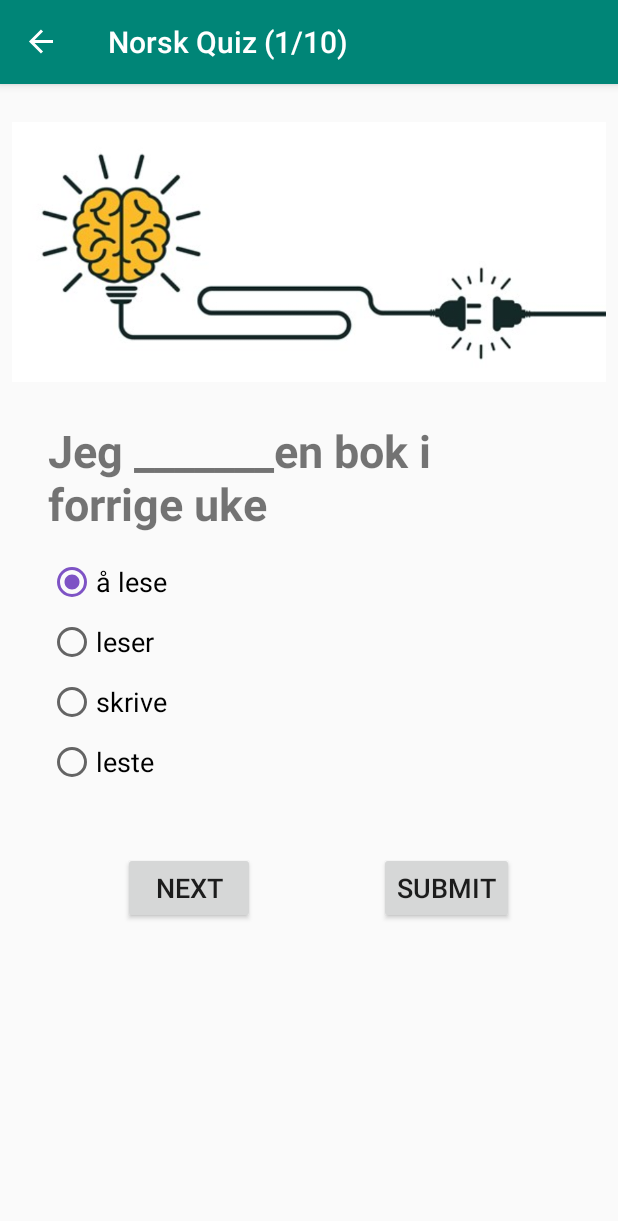
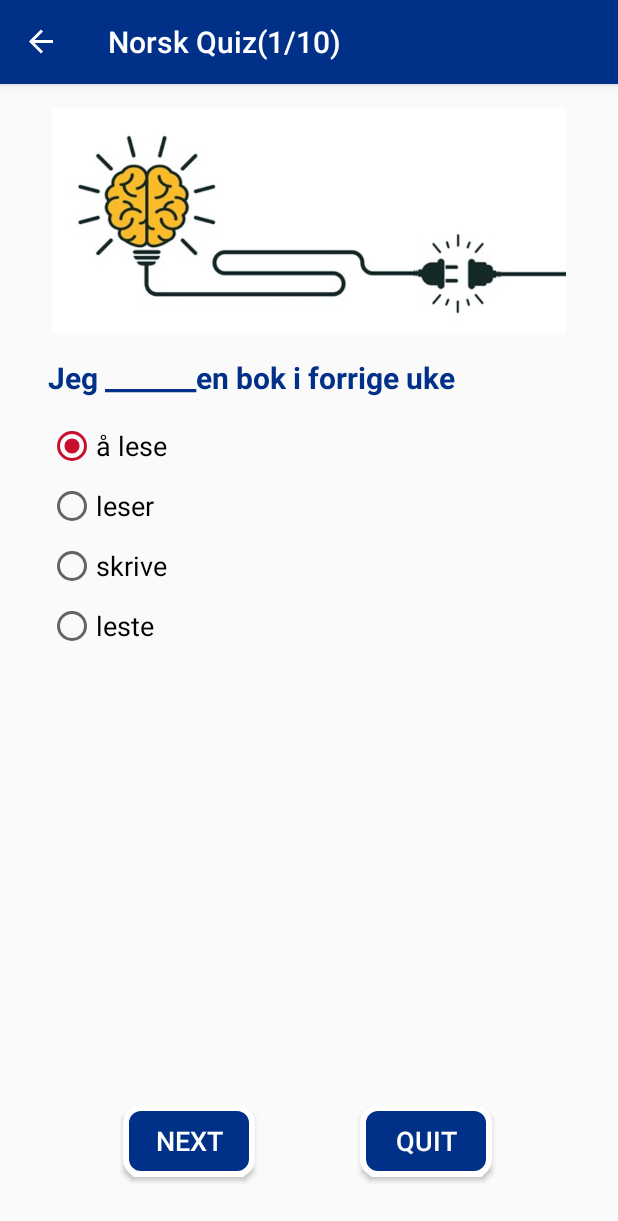
Before and after one commit to NagamaniSN/NorskQuiz, an Android app: the QuizFragment screen opened through its navigation route, on a phone screen of 412 x 824 dp. Shown: the top 1221 px of the screen. Run offline under Robolectric (Android 15) with nearby library versions, the phone set to English and light mode, and no system bars; our stand-ins replace data binding, navigation-ui.

Commit message:
fixing layout issues

```diff
--- a/app/src/main/java/com/nagamani/norskquiz/ui/QuizFragment.kt
+++ b/app/src/main/java/com/nagamani/norskquiz/ui/QuizFragment.kt
@@ -1,22 +1,21 @@
 package com.nagamani.norskquiz.ui
 
 import android.os.Bundle
-import android.util.Log
-import androidx.fragment.app.Fragment
 import android.view.LayoutInflater
 import android.view.View
 import android.view.ViewGroup
 import androidx.appcompat.app.AppCompatActivity
+import androidx.core.os.bundleOf
 import androidx.databinding.DataBindingUtil
+import androidx.fragment.app.Fragment
 import androidx.navigation.findNavController
 import com.nagamani.norskquiz.R
 import com.nagamani.norskquiz.databinding.FragmentQuizBinding
-import kotlinx.android.synthetic.main.fragment_quiz.*
-import java.io.File
 
 //Fragment to display questions
 class QuizFragment : Fragment() {
     private var questions = mutableListOf<Question>()
+
 
     data class Question(
         val text: String,
@@ -28,14 +27,15 @@ class QuizFragment : Fragment() {
 
         context?.assets?.open("questions.txt")?.bufferedReader()?.forEachLine {
             var line = it.split(".,")
-            questions.add(Question(text = line[0],answers = line[1].split(",")))
+            questions.add(Question(text = line[0], answers = line[1].split(",")))
         }
     }
 
     lateinit var currentQuestion: Question
     lateinit var answers: MutableList<String>
     private var questionIndex = 0
-    private val numQuestions by lazy { Math.min((questions.size + 1) / 2, 3) }
+    private var correctAnswered = 0
+    private val numQuestions by lazy { Math.min((questions.size + 1) / 8, 10) }
 
 
     override fun onCreate(savedInstanceState: Bundle?) {
@@ -43,10 +43,14 @@ class QuizFragment : Fragment() {
 
     }
 
-    override fun onCreateView( inflater: LayoutInflater, container: ViewGroup?,
-        savedInstanceState: Bundle? ): View? {
+    override fun onCreateView(
+        inflater: LayoutInflater, container: ViewGroup?,
+        savedInstanceState: Bundle?
+    ): View? {
         val binding = DataBindingUtil.inflate<FragmentQuizBinding>(
-            inflater, R.layout.fragment_quiz, container, false)
+            inflater, R.layout.fragment_quiz, container, false
+        )
+
         randomizeQuestions()
 
         // Bind this fragment class to the layout
@@ -65,26 +69,41 @@ class QuizFragment : Fragment() {
                     R.id.thirdAnswerRadioButton -> answerIndex = 2
                     R.id.fourthAnswerRadioButton -> answerIndex = 3
                 }
+
                 // The first answer in the original question is always the correct one, so if our
                 // answer matches, we have the correct answer.
                 if (answers[answerIndex] == currentQuestion.answers[0]) {
-                    questionIndex++
+                    correctAnswered++
+                }
                 // Advance to the next question
                 if (questionIndex < questions.size) {
                     currentQuestion = questions[questionIndex]
                     setQuestion()
                     binding.invalidateAll()
-                    } else {
+                } else if (correctAnswered > 0.7 * questions.size) {
                     // Won scenario
-                        view.findNavController().navigate(R.id.action_quizFragment_to_quizWonFragment)
+                    view.findNavController()
+                        .navigate(R.id.action_quizFragment_to_quizWonFragment, getBundle())
+
+                } else view.findNavController()
+                    .navigate(R.id.action_quizFragment_to_quizOverFragment, getBundle())
             }
-                } else {
-                    // Lost scenario
-                    view.findNavController().navigate(R.id.action_quizFragment_to_quizOverFragment)
+
         }
-            }
+
+        binding.submitButton.setOnClickListener @Suppress("UNUSED_ANONYMOUS_PARAMETER")
+        { view: View ->
+            view.findNavController()
+                .navigate(R.id.action_quizFragment_to_quizOverFragment, getBundle())
         }
         return binding.root
+    }
+
+    fun getBundle(): Bundle {
+        return bundleOf(
+            "questionsCount" to questions.size,
+            "correctlyAnsweredCount" to correctAnswered
+        )
     }
 
     private fun randomizeQuestions() {
@@ -97,10 +116,11 @@ class QuizFragment : Fragment() {
 
     //randomize the answers
     private fun setQuestion() {
-        questionRadioGroup?.clearCheck()
         currentQuestion = questions[questionIndex]
+        questionIndex++
         answers = currentQuestion.answers.toMutableList()
         answers.shuffle()
-        (activity as AppCompatActivity).supportActionBar?.title = getString(R.string.question_title, questionIndex + 1, questions.size)
+        (activity as AppCompatActivity).supportActionBar?.title =
+            getString(R.string.question_title).plus(getString(R.string.title_number, questionIndex, questions.size))
     }
 }
--- a/app/src/main/java/com/nagamani/norskquiz/ui/WelcomeFragment.kt
+++ b/app/src/main/java/com/nagamani/norskquiz/ui/WelcomeFragment.kt
@@ -1,11 +1,11 @@
 package com.nagamani.norskquiz.ui
 
 import android.os.Bundle
-import androidx.fragment.app.Fragment
 import android.view.LayoutInflater
 import android.view.View
 import android.view.ViewGroup
 import androidx.databinding.DataBindingUtil
+import androidx.fragment.app.Fragment
 import androidx.navigation.findNavController
 import com.nagamani.norskquiz.R
 import com.nagamani.norskquiz.databinding.FragmentWelcomeBinding
--- /dev/null
+++ b/app/src/main/res/drawable/round_button.xml
@@ -0,0 +1,14 @@
+<?xml version="1.0" encoding="utf-8"?>
+<selector xmlns:android="http://schemas.android.com/apk/res/android">
+    <item>
+        <shape xmlns:android="http://schemas.android.com/apk/res/android"
+            android:shape="rectangle">
+
+            <solid android:color="@color/flag_blue" />
+
+            <corners android:radius="@dimen/btn_corner_radius" />
+
+            <stroke android:width="4dp" android:color="@android:color/white" />
+        </shape>
+    </item>
+</selector>
--- a/app/src/main/res/layout/fragment_quiz.xml
+++ b/app/src/main/res/layout/fragment_quiz.xml
@@ -3,7 +3,7 @@
 <layout xmlns:android="http://schemas.android.com/apk/res/android"
     xmlns:app="http://schemas.android.com/apk/res-auto"
     xmlns:tools="http://schemas.android.com/tools"
-    tools:context="com.example.norskidag.navigation.InGame">
+    tools:context="com.nagamani.norskquiz.ui.InGame">
 
     <data>
 
@@ -17,38 +17,16 @@
         android:layout_height="match_parent"
         android:fillViewport="true">
 
+        <LinearLayout
+            android:layout_width="match_parent"
+            android:layout_height="wrap_content"
+            android:orientation="vertical">
+
             <androidx.constraintlayout.widget.ConstraintLayout
                 android:id="@+id/frameLayout"
                 android:layout_width="match_parent"
-            android:layout_height="wrap_content">
-
-            <Button
-                android:id="@+id/nextButton"
-                android:layout_width="wrap_content"
-                android:layout_height="wrap_content"
-                android:layout_marginStart="@dimen/question_horizontal_margin"
-                android:layout_marginTop="44dp"
-                android:layout_marginEnd="@dimen/question_horizontal_margin"
-                android:text="@string/next_button"
-                android:textSize="@dimen/button_text_size"
-                app:layout_constraintEnd_toEndOf="parent"
-                app:layout_constraintHorizontal_bias="0.193"
-                app:layout_constraintStart_toStartOf="parent"
-                app:layout_constraintTop_toBottomOf="@+id/questionRadioGroup" />
-
-            <Button
-                android:id="@+id/submitButton"
-                android:layout_width="wrap_content"
-                android:layout_height="wrap_content"
-                android:layout_marginStart="@dimen/question_horizontal_margin"
-                android:layout_marginTop="44dp"
-                android:layout_marginEnd="@dimen/question_horizontal_margin"
-                android:text="@string/submit_button"
-                android:textSize="@dimen/button_text_size"
-                app:layout_constraintEnd_toEndOf="parent"
-                app:layout_constraintHorizontal_bias="0.579"
-                app:layout_constraintStart_toEndOf="@+id/nextButton"
-                app:layout_constraintTop_toBottomOf="@+id/questionRadioGroup" />
+                android:layout_height="match_parent"
+                android:layout_weight="0.7">
 
                 <ImageView
                     android:id="@+id/questionImage"
@@ -76,13 +54,14 @@
                     android:layout_marginBottom="@dimen/vertical_margin"
                     android:fontFamily="sans-serif"
                     android:text="@{quiz.currentQuestion.text}"
-                android:textSize="@dimen/question_text_size"
+                    android:textColor="@color/flag_blue"
+                    android:textSize="20sp"
                     android:textStyle="bold"
                     android:typeface="normal"
                     app:layout_constraintEnd_toEndOf="parent"
                     app:layout_constraintStart_toStartOf="parent"
                     app:layout_constraintTop_toBottomOf="@+id/questionImage"
-                tools:text="What color is the Android mascot?" />
+                    tools:text="Han _______ år gammel." />
 
                 <RadioGroup
                     android:id="@+id/questionRadioGroup"
@@ -105,7 +84,7 @@
                         android:checked="true"
                         android:text="@{quiz.answers[0]}"
                         android:textSize="@dimen/answer_text_size"
-                    tools:text="Blue" />
+                        tools:text="hadde" />
 
                     <RadioButton
                         android:id="@+id/secondAnswerRadioButton"
@@ -114,7 +93,7 @@
                         android:layout_marginBottom="@dimen/question_vertical_margin"
                         android:text="@{quiz.answers[1]}"
                         android:textSize="@dimen/answer_text_size"
-                    tools:text="Green" />
+                        tools:text="har" />
 
                     <RadioButton
                         android:id="@+id/thirdAnswerRadioButton"
@@ -123,7 +102,7 @@
                         android:layout_marginBottom="@dimen/question_vertical_margin"
                         android:text="@{quiz.answers[2]}"
                         android:textSize="@dimen/answer_text_size"
-                    tools:text="Yellow" />
+                        tools:text="er" />
 
                     <RadioButton
                         android:id="@+id/fourthAnswerRadioButton"
@@ -131,9 +110,55 @@
                         android:layout_height="wrap_content"
                         android:text="@{quiz.answers[3]}"
                         android:textSize="@dimen/answer_text_size"
-                    tools:text="Red" />
+                        tools:text="gjør" />
                 </RadioGroup>
 
             </androidx.constraintlayout.widget.ConstraintLayout>
+
+            <androidx.constraintlayout.widget.ConstraintLayout
+                android:id="@+id/questionLayout"
+                android:layout_width="match_parent"
+                android:layout_height="125dp"
+                android:layout_gravity="bottom|end"
+                android:layout_weight="0.3">
+
+                <Button
+                    android:id="@+id/nextButton"
+                    android:layout_width="wrap_content"
+                    android:layout_height="wrap_content"
+                    android:layout_marginStart="@dimen/question_horizontal_margin"
+                    android:layout_marginEnd="@dimen/question_horizontal_margin"
+                    android:background="@drawable/round_button"
+                    android:text="@string/next_button"
+                    android:textColor="@android:color/white"
+                    android:textSize="@dimen/button_text_size"
+                    app:layout_constraintBottom_toBottomOf="parent"
+                    app:layout_constraintEnd_toEndOf="parent"
+                    app:layout_constraintHorizontal_bias="0.193"
+                    app:layout_constraintStart_toStartOf="parent"
+                    app:layout_constraintTop_toTopOf="parent"
+                    app:layout_constraintVertical_bias="0.0" />
+
+                <Button
+                    android:id="@+id/submitButton"
+                    android:layout_width="wrap_content"
+                    android:layout_height="wrap_content"
+                    android:layout_marginStart="@dimen/question_horizontal_margin"
+                    android:layout_marginEnd="@dimen/question_horizontal_margin"
+                    android:background="@drawable/round_button"
+                    android:text="@string/quit_button"
+                    android:textColor="@android:color/white"
+                    android:textSize="@dimen/button_text_size"
+                    app:layout_constraintBottom_toBottomOf="parent"
+                    app:layout_constraintEnd_toEndOf="parent"
+                    app:layout_constraintHorizontal_bias="0.42"
+                    app:layout_constraintStart_toEndOf="@+id/nextButton"
+                    app:layout_constraintTop_toTopOf="parent"
+                    app:layout_constraintVertical_bias="0.0" />
+
+
+            </androidx.constraintlayout.widget.ConstraintLayout>
+
+        </LinearLayout>
     </ScrollView>
 </layout>
--- a/app/src/main/res/navigation/navigation.xml
+++ b/app/src/main/res/navigation/navigation.xml
@@ -7,8 +7,8 @@
 
     <fragment
         android:id="@+id/welcomeFragment"
+        android:label="@string/app_name"
         android:name="com.nagamani.norskquiz.ui.WelcomeFragment"
-        android:label="Welcome"
         tools:layout="@layout/fragment_welcome" >
         <action
             android:id="@+id/action_welcomeFragment_to_quizFragment"
@@ -17,34 +17,52 @@
     <fragment
         android:id="@+id/quizFragment"
         android:name="com.nagamani.norskquiz.ui.QuizFragment"
-        android:label="Norsk Quiz"
+        android:label="@string/app_name"
         tools:layout="@layout/fragment_quiz" >
         <action
             android:id="@+id/action_quizFragment_to_quizWonFragment"
             app:destination="@id/quizWonFragment"
-            app:popUpTo="@id/quizFragment"
-            app:popUpToInclusive="true" />
+            app:popUpTo="@id/welcomeFragment"
+            app:popUpToInclusive="false"></action>
         <action
             android:id="@+id/action_quizFragment_to_quizOverFragment"
-            app:destination="@id/quizOverFragment" />
+            app:destination="@id/quizOverFragment"
+            app:popUpTo="@id/welcomeFragment" />
     </fragment>
     <fragment
         android:id="@+id/quizWonFragment"
         android:name="com.nagamani.norskquiz.ui.QuizWonFragment"
-        android:label="YOU WON"
+        android:label="@string/app_name"
         tools:layout="@layout/fragment_quiz_won" >
         <action
             android:id="@+id/action_quizWonFragment_to_welcomeFragment"
-            app:destination="@id/welcomeFragment" />
+            app:destination="@id/welcomeFragment"
+            app:popUpTo="@id/welcomeFragment"></action>
+        <argument
+            android:name="correctlyAnsweredCount"
+            app:argType="integer"
+            android:defaultValue="0" />
+        <argument
+            android:name="questionsCount"
+            app:argType="integer"
+            android:defaultValue="0" />
     </fragment>
     <fragment
         android:id="@+id/quizOverFragment"
         android:name="com.nagamani.norskquiz.ui.QuizOverFragment"
-        android:label="YOU LOST"
+        android:label="@string/app_name"
         tools:layout="@layout/fragment_quiz_over" >
         <action
             android:id="@+id/action_quizOverFragment_to_welcomeFragment"
             app:destination="@id/welcomeFragment"
             app:popUpTo="@id/welcomeFragment" />
+        <argument
+            android:name="correctlyAnsweredCount"
+            app:argType="integer"
+            android:defaultValue="0" />
+        <argument
+            android:name="questionsCount"
+            app:argType="integer"
+            android:defaultValue="0" />
     </fragment>
 </navigation>
--- a/app/src/main/res/values/colors.xml
+++ b/app/src/main/res/values/colors.xml
@@ -1,7 +1,8 @@
 <?xml version="1.0" encoding="utf-8"?>
 <resources>
-    <color name="colorPrimary">#008577</color>
-    <color name="colorPrimaryDark">#00574B</color>
-    <color name="colorAccent">#7e53c5</color>
-    <color name="youWinDark">#35A571</color>
+    <color name="colorPrimary">#003087</color>
+    <color name="colorPrimaryDark">#003087</color>
+    <color name="colorAccent">#C8102E</color>
+    <color name="flag_blue">#003087</color>
+    <color name="flag_red">#C8102E</color>
 </resources>
--- a/app/src/main/res/values/dimen.xml
+++ b/app/src/main/res/values/dimen.xml
@@ -7,7 +7,8 @@
     <dimen name="question_horizontal_margin">32dp</dimen>
     <dimen name="question_vertical_margin">8dp</dimen>
     <dimen name="answer_text_size">18sp</dimen>
+    <dimen name="score_text_size">30sp</dimen>
     <dimen name="question_text_size">30sp</dimen>
-    <dimen name="image_header_height">192dp</dimen>
+    <dimen name="image_header_height">150dp</dimen>
     <dimen name="quiz_over_height">350dp</dimen>
 </resources>
--- /dev/null
+++ b/app/src/main/res/values/dimens.xml
@@ -0,0 +1,4 @@
+<?xml version="1.0" encoding="utf-8"?>
+<resources>
+    <dimen name="btn_corner_radius">10dp</dimen>
+</resources>
--- a/app/src/main/res/values/strings.xml
+++ b/app/src/main/res/values/strings.xml
@@ -1,9 +1,13 @@
 <resources>
     <string name="app_name">Norsk Quiz</string>
     <string name="submit_button">SUBMIT</string>
+    <string name="quit_button">QUIT</string>
     <string name="next_button">NEXT</string>
-    <string name="question_title">Norsk Quiz (%1$d/%2$d)</string>
+    <string name="title_number">(%1$d/%2$d)</string>
+    <string name="question_title">Norsk Quiz</string>
     <string name="congratulations">Congratulations</string>
+    <string name="score">Your Score</string>
+    <string name="better_luck">BETTER LUCK NEXT TIME</string>
 
     <!-- TODO: Remove or change this placeholder text -->
     <string name="hello_blank_fragment">Hello blank fragment</string>
--- a/build.gradle
+++ b/build.gradle
@@ -15,6 +15,8 @@ buildscript {
     dependencies {
         classpath "com.android.tools.build:gradle:4.0.0"
         classpath "org.jetbrains.kotlin:kotlin-gradle-plugin:$kotlin_version"
+        def nav_version = "2.3.0"
+        classpath "androidx.navigation:navigation-safe-args-gradle-plugin:$nav_version"
 
         // NOTE: Do not place your application dependencies here; they belong
         // in the individual module build.gradle files
```
Also changed, not shown: app/build.gradle (+8 -3 lines), app/src/main/java/com/nagamani/norskquiz/ui/MainActivity.kt (+7 -4 lines), app/src/main/java/com/nagamani/norskquiz/ui/QuizOverFragment.kt (+16 -7 lines), app/src/main/java/com/nagamani/norskquiz/ui/QuizWonFragment.kt (+17 -6 lines), app/src/main/res/layout/fragment_quiz_over.xml (+13 -12 lines), app/src/main/res/layout/fragment_quiz_won.xml (+13 -14 lines), app/src/main/res/layout/fragment_welcome.xml (+11 -15 lines), app/src/main/res/drawable/quiz_image.png. Lines whose indentation alone changed are shown as unchanged.
